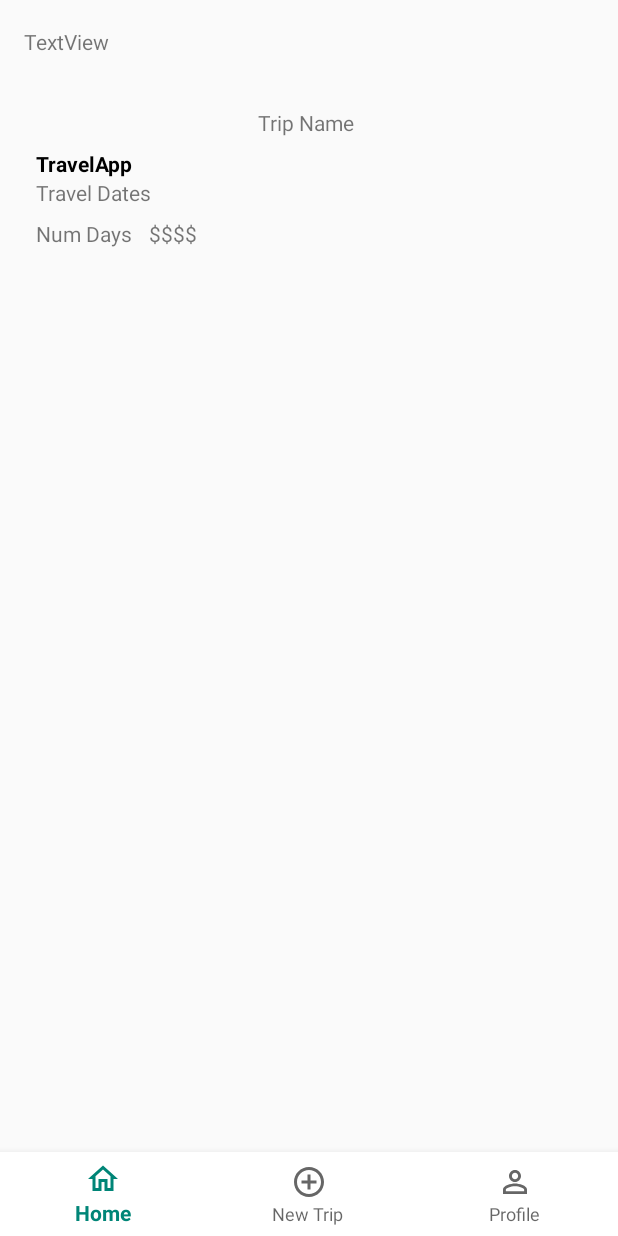
After one commit to baes-of-fbu/Personalized-Itinerary-Generator-, an Android app: the fragment TripDetailsFragment placed in its activity, on a phone screen of 412 x 824 dp. The commit adds this screen. Run offline under Robolectric (Android 15) with nearby library versions, the phone set to English and light mode, and no system bars; libraries missing offline, so code that uses them is left out: com.parse; pictures from the network do not load.

Commit message:
Trip details view

```diff
--- a/app/build.gradle
+++ b/app/build.gradle
@@ -41,4 +41,6 @@
     implementation 'com.github.bumptech.glide:glide:4.8.0'
     // Glide v4 uses this new annotation processor -- see https://bumptech.github.io/glide/doc/generatedapi.html
     annotationProcessor 'com.github.bumptech.glide:compiler:4.8.0'
+
+    implementation 'androidx.gridlayout:gridlayout:1.0.0'
 }
--- a/app/src/main/java/com/codepath/travelapp/fragments/ComposeFragment.java
+++ b/app/src/main/java/com/codepath/travelapp/fragments/ComposeFragment.java
@@ -1,19 +1,30 @@
 package com.codepath.travelapp.fragments;
 
+import android.app.Activity;
 import android.os.Bundle;
 import android.view.LayoutInflater;
 import android.view.View;
 import android.view.ViewGroup;
+import android.widget.Button;
+import android.widget.EditText;
 
 import androidx.annotation.NonNull;
 import androidx.annotation.Nullable;
 import androidx.fragment.app.Fragment;
 
+import com.codepath.travelapp.MainActivity;
 import com.codepath.travelapp.R;
 
 public class ComposeFragment extends Fragment {
 
     private final String TAG = "ComposeFragment";
+
+    private EditText etTripName;
+    private EditText etStartDate;
+    private EditText etEndDate;
+    private EditText etBudget;
+    private EditText etCity;
+    private Button btnGenerate;
 
     @Nullable
     @Override
@@ -25,5 +36,27 @@
     public void onViewCreated(@NonNull View view, @Nullable Bundle savedInstanceState) {
         super.onViewCreated(view, savedInstanceState);
 
+        etTripName = view.findViewById(R.id.etTripName);
+        etStartDate = view.findViewById(R.id.etStartDate);
+        etEndDate = view.findViewById(R.id.etEndDate);
+        etBudget = view.findViewById(R.id.etBudget);
+        etCity = view.findViewById(R.id.etCity);
+        btnGenerate = view.findViewById(R.id.btnGenerate);
+
+        btnGenerate.setOnClickListener(new View.OnClickListener() {
+            @Override
+            public void onClick(View view) {
+                Fragment fragment = new TripDetailsFragment();
+
+                Bundle bundle = new Bundle();
+                //bundle.putSerializable("Post", post);
+                fragment.setArguments(bundle);
+
+                MainActivity.fragmentManager.beginTransaction()
+                        .replace(R.id.flContainer, fragment)
+                        .addToBackStack(null)
+                        .commit();
+            }
+        });
     }
 }
--- /dev/null
+++ b/app/src/main/java/com/codepath/travelapp/fragments/TripDetailsFragment.java
@@ -0,0 +1,29 @@
+package com.codepath.travelapp.fragments;
+
+import android.os.Bundle;
+import android.view.LayoutInflater;
+import android.view.View;
+import android.view.ViewGroup;
+
+import androidx.annotation.NonNull;
+import androidx.annotation.Nullable;
+import androidx.fragment.app.Fragment;
+
+import com.codepath.travelapp.R;
+
+public class TripDetailsFragment extends Fragment {
+
+    private final String TAG = "ComposeFragment";
+
+    @Nullable
+    @Override
+    public View onCreateView(@NonNull LayoutInflater inflater, @Nullable ViewGroup container, @Nullable Bundle savedInstanceState) {
+        return inflater.inflate(R.layout.fragment_trip_details,container, false);
+    }
+
+    @Override
+    public void onViewCreated(@NonNull View view, @Nullable Bundle savedInstanceState) {
+        super.onViewCreated(view, savedInstanceState);
+
+    }
+}
--- a/app/src/main/res/layout/fragment_profile.xml
+++ b/app/src/main/res/layout/fragment_profile.xml
@@ -32,7 +32,7 @@
         app:layout_constraintTop_toTopOf="@+id/ivProfileImage" />
 
     <TextView
-        android:id="@+id/tvHometown"
+        android:id="@+id/tvTravelDates"
         android:layout_width="wrap_content"
         android:layout_height="wrap_content"
         android:layout_marginStart="8dp"
@@ -55,7 +55,7 @@
         app:layout_constraintEnd_toEndOf="parent"
         app:layout_constraintHorizontal_bias="0.0"
         app:layout_constraintStart_toEndOf="@+id/ivProfileImage"
-        app:layout_constraintTop_toBottomOf="@+id/tvHometown" />
+        app:layout_constraintTop_toBottomOf="@+id/tvTravelDates" />
 
     <androidx.constraintlayout.widget.ConstraintLayout
         android:id="@+id/constraintLayout3"
--- /dev/null
+++ b/app/src/main/res/layout/fragment_trip_details.xml
@@ -0,0 +1,114 @@
+<?xml version="1.0" encoding="utf-8"?>
+<androidx.constraintlayout.widget.ConstraintLayout
+    xmlns:android="http://schemas.android.com/apk/res/android"
+    xmlns:app="http://schemas.android.com/apk/res-auto"
+    xmlns:tools="http://schemas.android.com/tools"
+    android:layout_width="match_parent"
+    android:layout_height="match_parent">
+
+    <ImageView
+        android:id="@+id/ivCoverPhoto"
+        android:layout_width="0dp"
+        android:layout_height="wrap_content"
+        app:layout_constraintEnd_toEndOf="parent"
+        app:layout_constraintStart_toStartOf="parent"
+        app:layout_constraintTop_toTopOf="parent"
+        tools:srcCompat="@tools:sample/avatars" />
+
+    <androidx.constraintlayout.widget.ConstraintLayout
+        android:id="@+id/clStats"
+        android:layout_width="0dp"
+        android:layout_height="wrap_content"
+        android:layout_marginStart="8dp"
+        android:layout_marginTop="8dp"
+        android:layout_marginEnd="8dp"
+        app:layout_constraintEnd_toEndOf="parent"
+        app:layout_constraintHorizontal_bias="1.0"
+        app:layout_constraintStart_toStartOf="parent"
+        app:layout_constraintTop_toBottomOf="@+id/ivCoverPhoto">
+
+        <TextView
+            android:id="@+id/tvTripName"
+            android:layout_width="wrap_content"
+            android:layout_height="wrap_content"
+            android:layout_marginStart="8dp"
+            android:layout_marginTop="8dp"
+            android:layout_marginEnd="8dp"
+            android:text="Trip Name "
+            app:layout_constraintEnd_toEndOf="parent"
+            app:layout_constraintStart_toStartOf="parent"
+            app:layout_constraintTop_toTopOf="parent" />
+
+        <ImageView
+            android:id="@+id/ivProfileImage"
+            android:layout_width="wrap_content"
+            android:layout_height="0dp"
+            android:layout_marginStart="8dp"
+            android:layout_marginTop="8dp"
+            app:layout_constraintBottom_toBottomOf="@id/tvTravelDates"
+            app:layout_constraintStart_toStartOf="parent"
+            app:layout_constraintTop_toBottomOf="@id/tvTripName"
+            tools:srcCompat="@tools:sample/avatars" />
+
+        <TextView
+            android:id="@+id/tvUsername"
+            android:layout_width="wrap_content"
+            android:layout_height="wrap_content"
+            android:layout_marginStart="8dp"
+            android:layout_marginEnd="8dp"
+            android:text="@string/app_name"
+            android:textColor="@android:color/black"
+            android:textStyle="bold"
+            app:layout_constraintEnd_toEndOf="parent"
+            app:layout_constraintHorizontal_bias="0.0"
+            app:layout_constraintStart_toEndOf="@+id/ivProfileImage"
+            app:layout_constraintTop_toTopOf="@+id/ivProfileImage" />
+
+        <TextView
+            android:id="@+id/tvTravelDates"
+            android:layout_width="wrap_content"
+            android:layout_height="wrap_content"
+            android:layout_marginStart="8dp"
+            android:layout_marginEnd="8dp"
+            android:text="Travel Dates "
+            app:layout_constraintEnd_toEndOf="parent"
+            app:layout_constraintHorizontal_bias="0.0"
+            app:layout_constraintStart_toEndOf="@+id/ivProfileImage"
+            app:layout_constraintTop_toBottomOf="@+id/tvUsername" />
+
+        <TextView
+            android:id="@+id/tvDays"
+            android:layout_width="wrap_content"
+            android:layout_height="wrap_content"
+            android:layout_marginStart="8dp"
+            android:layout_marginTop="8dp"
+            android:text="Num Days "
+            app:layout_constraintStart_toStartOf="@+id/ivProfileImage"
+            app:layout_constraintTop_toBottomOf="@+id/ivProfileImage" />
+
+        <TextView
+            android:id="@+id/tvBudget"
+            android:layout_width="wrap_content"
+            android:layout_height="wrap_content"
+            android:layout_marginStart="8dp"
+            android:layout_marginTop="8dp"
+            android:text="$$$$"
+            app:layout_constraintStart_toEndOf="@+id/tvDays"
+            app:layout_constraintTop_toBottomOf="@+id/ivProfileImage" />
+    </androidx.constraintlayout.widget.ConstraintLayout>
+
+    <androidx.recyclerview.widget.RecyclerView
+        android:id="@+id/rvSchedule"
+        android:layout_width="0dp"
+        android:layout_height="wrap_content"
+        android:layout_marginStart="8dp"
+        android:layout_marginTop="8dp"
+        android:layout_marginEnd="8dp"
+        android:layout_marginBottom="8dp"
+        app:layout_constraintBottom_toBottomOf="parent"
+        app:layout_constraintEnd_toEndOf="parent"
+        app:layout_constraintHorizontal_bias="1.0"
+        app:layout_constraintStart_toStartOf="parent"
+        app:layout_constraintTop_toBottomOf="@+id/clStats"
+        app:layout_constraintVertical_bias="0.0" />
+</androidx.constraintlayout.widget.ConstraintLayout>
--- a/app/src/main/res/layout/item_post.xml
+++ b/app/src/main/res/layout/item_post.xml
@@ -1,6 +1,16 @@
-<androidx.constraintlayout.widget.ConstraintLayout xmlns:android="http://schemas.android.com/apk/res/android"
+<androidx.cardview.widget.CardView
+    xmlns:card_view="http://schemas.android.com/apk/res-auto"
+    xmlns:android="http://schemas.android.com/apk/res/android"
     xmlns:app="http://schemas.android.com/apk/res-auto"
-    xmlns:tools="http://schemas.android.com/tools"
+    android:id="@+id/cvRoot"
+    android:layout_width="wrap_content"
+    android:layout_height="wrap_content"
+    android:clickable="true"
+    android:foreground="?android:attr/selectableItemBackground"
+    card_view:cardCornerRadius="@dimen/card_corner_radius"
+    card_view:cardElevation="@dimen/card_elevation">
+
+<androidx.constraintlayout.widget.ConstraintLayout
     android:layout_width="wrap_content"
     android:layout_height="wrap_content">
 
@@ -53,3 +63,5 @@
         app:layout_constraintEnd_toEndOf="@+id/tvTripDates"
         app:layout_constraintStart_toStartOf="@+id/tvTripDates" />
 </androidx.constraintlayout.widget.ConstraintLayout>
+
+</androidx.cardview.widget.CardView>
--- a/app/src/main/res/values/dimen.xml
+++ b/app/src/main/res/values/dimen.xml
@@ -4,4 +4,9 @@
     <dimen name="login_btn_height">56dp</dimen>
     <dimen name="tag_btn_width">130dp</dimen>
     <dimen name="tag_btn_height">100dp</dimen>
+
+    <dimen name="card_corner_radius">8dp</dimen>
+    <dimen name="card_elevation">4dp</dimen>
+    <dimen name="grid_margin">4dp</dimen>
+    <dimen name="cell_margin">16dp</dimen>
 </resources>
```
